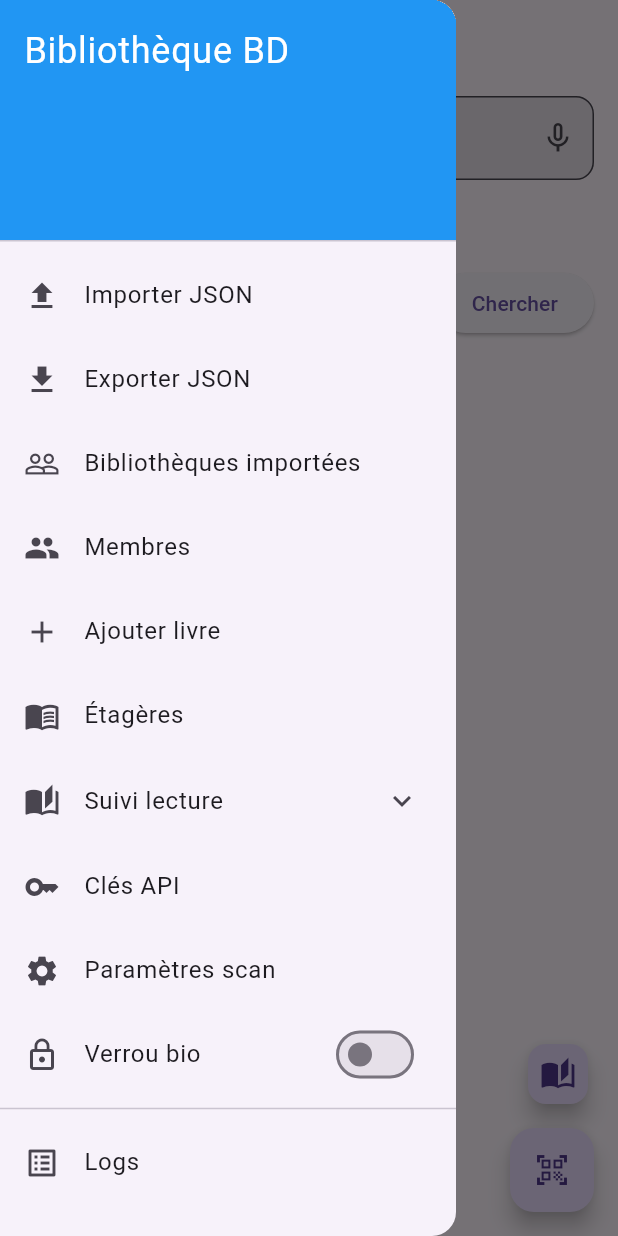
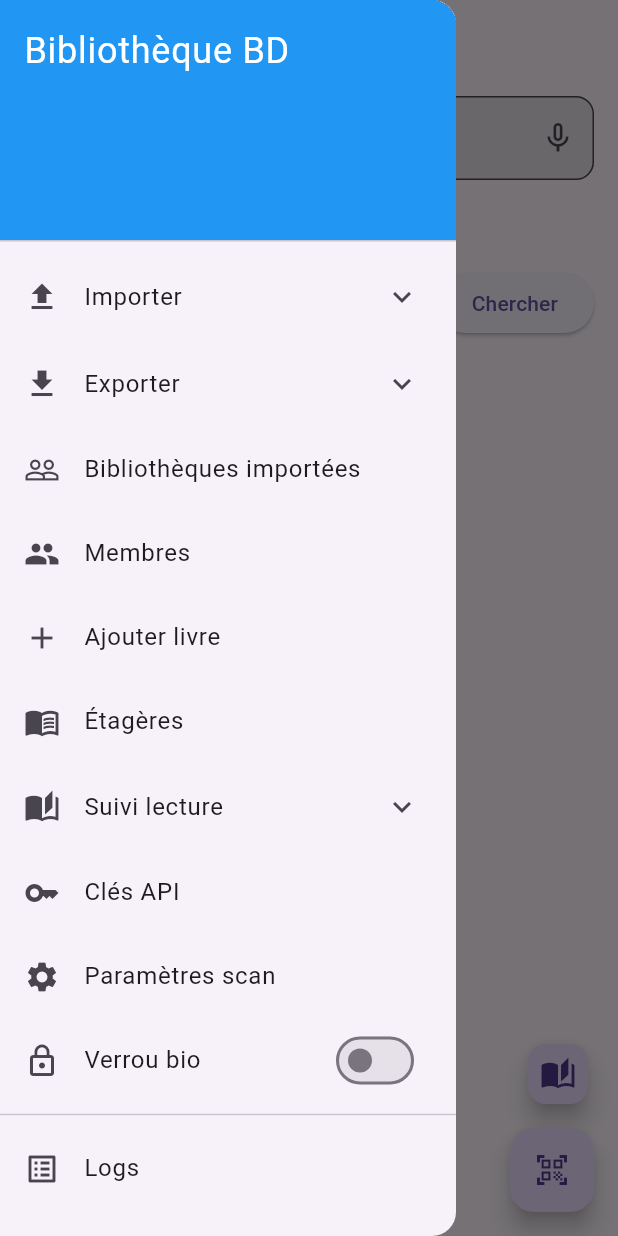
Before and after one commit to Bzhdha/MyBookShelves, a Flutter app: the screen it shows after launch, with the side drawer open, on a phone screen of 412 x 824 dp. Run offline on Flutter 3.47's test engine with Material 3 defaults, Android fonts, the phone set to English and light mode, and no system bars; our stand-ins replace camera, drift, file_picker, flutter_secure_storage, local_auth, share_plus and 2 more; missing offline and left inert: google_mlkit_text_recognition, mobile_scanner, rectangle_detector; accounts and stored records are empty; generated files the repository leaves out were written again.

Commit message:
Export/Import ZIP avec couvertures et progression lecture
- Menu expandable pour choisir ZIP (complet) ou JSON (métadonnées)
- ZIP inclut les photos de couverture et le suivi de lecture

Co-Authored-By: Claude Opus 4.5 <noreply@anthropic.com>

```diff
--- a/bd_library_app/lib/features/home/new_home_page.dart
+++ b/bd_library_app/lib/features/home/new_home_page.dart
@@ -102,8 +102,12 @@ void _goBook(BuildContext c,Book b)=>Navigator.push(c,MaterialPageRoute(builder:
 
 Widget _drawer(BuildContext c)=>Drawer(child:ListView(padding:EdgeInsets.zero,children:[
 const DrawerHeader(decoration:BoxDecoration(color:Colors.blue),child:Text('Bibliothèque BD',style:TextStyle(color:Colors.white,fontSize:24))),
-ListTile(leading:const Icon(Icons.upload),title:const Text('Importer JSON'),onTap:()async{Navigator.pop(c);final db=c.read<AppDb>();final t=LibraryTransferService(db);try{final f=await t.pickJsonFile();if(f==null||!c.mounted)return;final p=await t.buildImportPlanFromJson(f);if(!c.mounted)return;await Navigator.push<void>(c,MaterialPageRoute(builder:(_)=>ImportReviewPage(plan:p,onApply:(p)async{await t.applyImportPlanFromJson(p);})));_load();}catch(e){if(c.mounted)ScaffoldMessenger.of(c).showSnackBar(SnackBar(content:Text('Erreur: $e')));}}),
-ListTile(leading:const Icon(Icons.download),title:const Text('Exporter JSON'),onTap:()async{Navigator.pop(c);final db=c.read<AppDb>();final t=LibraryTransferService(db);try{await t.shareExportJson();}catch(e){if(c.mounted)ScaffoldMessenger.of(c).showSnackBar(SnackBar(content:Text('Erreur: $e')));}}),
+ExpansionTile(leading:const Icon(Icons.upload),title:const Text('Importer'),children:[
+ListTile(leading:const Icon(Icons.archive),title:const Text('ZIP complet'),subtitle:const Text('Couvertures + lecture'),onTap:()async{Navigator.pop(c);final db=c.read<AppDb>();final t=LibraryTransferService(db);try{final f=await t.pickZipFile();if(f==null||!c.mounted)return;final p=await t.buildImportPlanFromZip(f);if(!c.mounted)return;await Navigator.push<void>(c,MaterialPageRoute(builder:(_)=>ImportReviewPage(plan:p,onApply:(p)async{await t.applyImportPlanFromZip(zipFile:f,plan:p);})));_load();}catch(e){if(c.mounted)ScaffoldMessenger.of(c).showSnackBar(SnackBar(content:Text('Erreur: $e')));}}),
+ListTile(leading:const Icon(Icons.description),title:const Text('JSON'),subtitle:const Text('Métadonnées seules'),onTap:()async{Navigator.pop(c);final db=c.read<AppDb>();final t=LibraryTransferService(db);try{final f=await t.pickJsonFile();if(f==null||!c.mounted)return;final p=await t.buildImportPlanFromJson(f);if(!c.mounted)return;await Navigator.push<void>(c,MaterialPageRoute(builder:(_)=>ImportReviewPage(plan:p,onApply:(p)async{await t.applyImportPlanFromJson(p);})));_load();}catch(e){if(c.mounted)ScaffoldMessenger.of(c).showSnackBar(SnackBar(content:Text('Erreur: $e')));}})]),
+ExpansionTile(leading:const Icon(Icons.download),title:const Text('Exporter'),children:[
+ListTile(leading:const Icon(Icons.archive),title:const Text('ZIP complet'),subtitle:const Text('Couvertures + lecture'),onTap:()async{Navigator.pop(c);final db=c.read<AppDb>();final t=LibraryTransferService(db);try{await t.shareExportZip();}catch(e){if(c.mounted)ScaffoldMessenger.of(c).showSnackBar(SnackBar(content:Text('Erreur: $e')));}}),
+ListTile(leading:const Icon(Icons.description),title:const Text('JSON'),subtitle:const Text('Métadonnées seules'),onTap:()async{Navigator.pop(c);final db=c.read<AppDb>();final t=LibraryTransferService(db);try{await t.shareExportJson();}catch(e){if(c.mounted)ScaffoldMessenger.of(c).showSnackBar(SnackBar(content:Text('Erreur: $e')));}})]),
 ListTile(leading:const Icon(Icons.people_outline),title:const Text('Bibliothèques importées'),onTap:(){Navigator.pop(c);Navigator.push(c,MaterialPageRoute(builder:(_)=>const ImportedLibrariesListPage()));}),
 ListTile(leading:const Icon(Icons.group),title:const Text('Membres'),onTap:(){Navigator.pop(c);Navigator.push(c,MaterialPageRoute(builder:(_)=>const UsersPage()));}),
 ListTile(leading:const Icon(Icons.add),title:const Text('Ajouter livre'),onTap:(){Navigator.pop(c);Navigator.push(c,MaterialPageRoute(builder:(_)=>const AddBookPage()));}),
```
